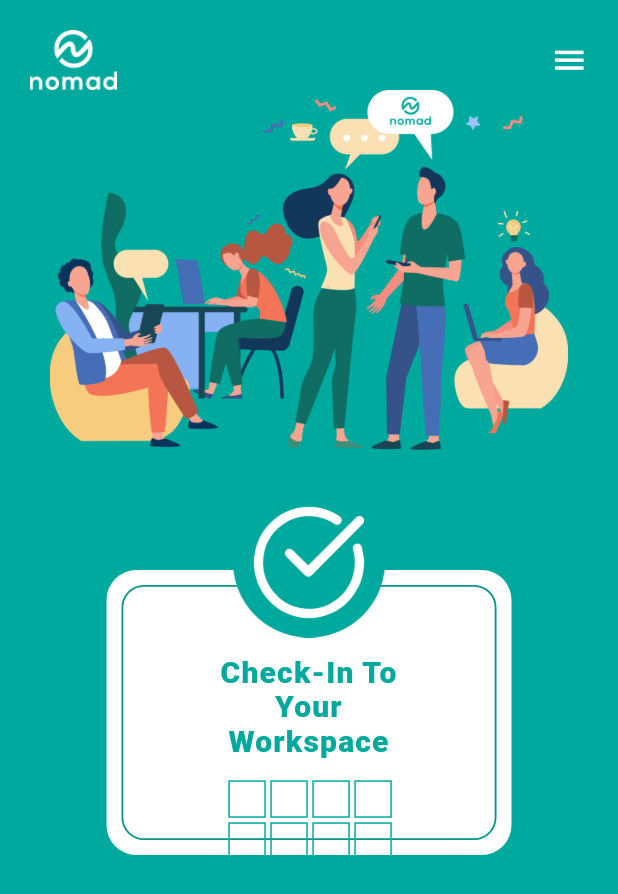
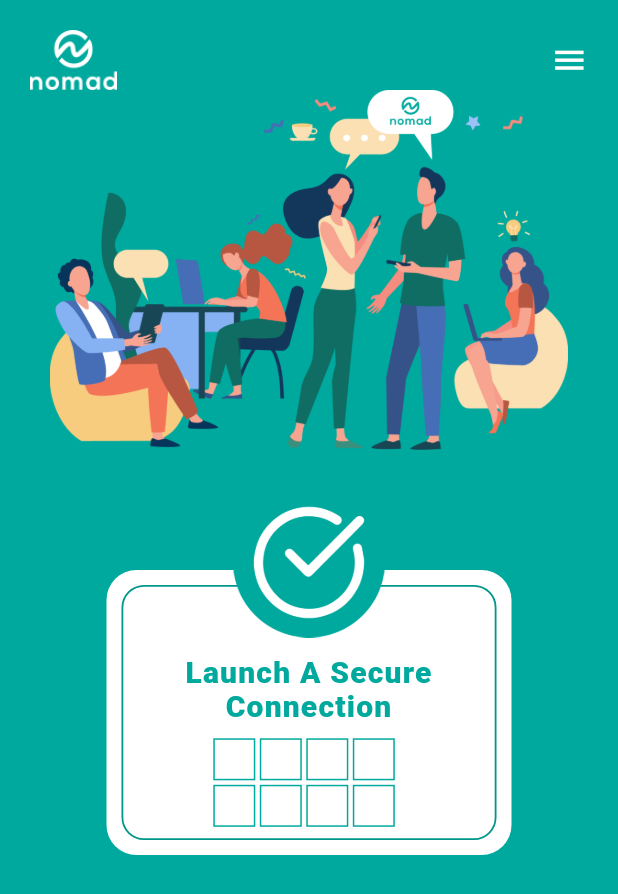
Before and after one commit to POOJADUGUPTA/spring, a Flutter app: the Connection screen opened directly, on a phone screen of 412 x 824 dp. Shown: the top 894 px of the screen. Run offline on Flutter 3.47's test engine with Material 2 defaults, Android fonts, the phone set to English and light mode, and no system bars; our stand-ins replace dots_indicator; accounts and stored records are empty.

Commit message:
upadated message and secure connection

```diff
--- a/lib/nomad/secure connection.dart
+++ b/lib/nomad/secure connection.dart
@@ -63,8 +63,8 @@ class _ConnectionState extends State<Connection> {
             child: Column(
               children: [
                 const Padding(
-                  padding: EdgeInsets.only(top: 45, left: 40, right: 40),
-                  child: Text("Check-In To Your\nWorkspace",
+                  padding: EdgeInsets.only(top: 45, left: 25, right: 25),
+                  child: Text("Launch A Secure\nConnection",
                       textAlign: TextAlign.center,
                       style: TextStyle(
                         letterSpacing: 0.8,
@@ -73,40 +73,40 @@ class _ConnectionState extends State<Connection> {
                         color: Color(0xff00A99D),
                       )),
                 ),
-                const SizedBox(height: 15),
+                const SizedBox(height: 10),
                 Container(
-                  padding: const EdgeInsets.only(left: 70),
+                  padding: const EdgeInsets.only(left: 60),
                   child: Column(
                     children: [
                       Row(
                         children: [
                           Container(
-                            height: 25,
-                            width: 25,
+                            height: 28,
+                            width: 28,
                             decoration: BoxDecoration(
                                 border:
                                     Border.all(color: const Color(0xff00A99D))),
                           ),
                           const SizedBox(width: 3),
                           Container(
-                            height: 25,
-                            width: 25,
+                            height: 28,
+                            width: 28,
                             decoration: BoxDecoration(
                                 border:
                                     Border.all(color: const Color(0xff00A99D))),
                           ),
                           const SizedBox(width: 3),
                           Container(
-                            height: 25,
-                            width: 25,
+                            height: 28,
+                            width: 28,
                             decoration: BoxDecoration(
                                 border:
                                     Border.all(color: const Color(0xff00A99D))),
                           ),
                           const SizedBox(width: 3),
                           Container(
-                            height: 25,
-                            width: 25,
+                            height: 28,
+                            width: 28,
                             decoration: BoxDecoration(
                                 border:
                                     Border.all(color: const Color(0xff00A99D))),
@@ -117,32 +117,32 @@ class _ConnectionState extends State<Connection> {
                       Row(
                         children: [
                           Container(
-                            height: 25,
-                            width: 25,
+                            height: 28,
+                            width: 28,
                             decoration: BoxDecoration(
                                 border:
                                     Border.all(color: const Color(0xff00A99D))),
                           ),
                           const SizedBox(width: 3),
                           Container(
-                            height: 25,
-                            width: 25,
+                            height: 28,
+                            width: 28,
                             decoration: BoxDecoration(
                                 border:
                                     Border.all(color: const Color(0xff00A99D))),
                           ),
                           const SizedBox(width: 3),
                           Container(
-                            height: 25,
-                            width: 25,
+                            height: 28,
+                            width: 28,
                             decoration: BoxDecoration(
                                 border:
                                     Border.all(color: const Color(0xff00A99D))),
                           ),
                           const SizedBox(width: 3),
                           Container(
-                            height: 25,
-                            width: 25,
+                            height: 28,
+                            width: 28,
                             decoration: BoxDecoration(
                                 border:
                                     Border.all(color: const Color(0xff00A99D))),
```
Also changed, not shown: lib/nomad/message.dart (+33 -38 lines).
